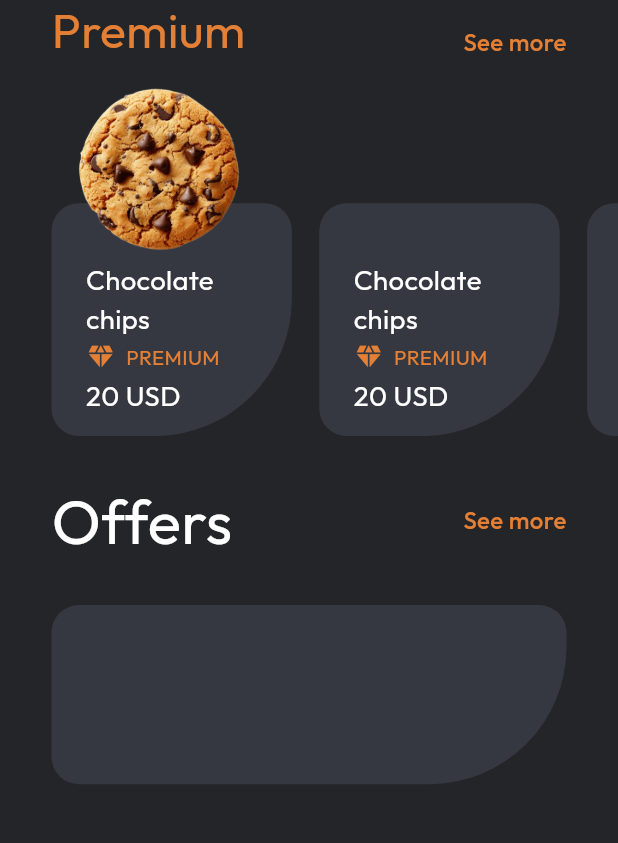
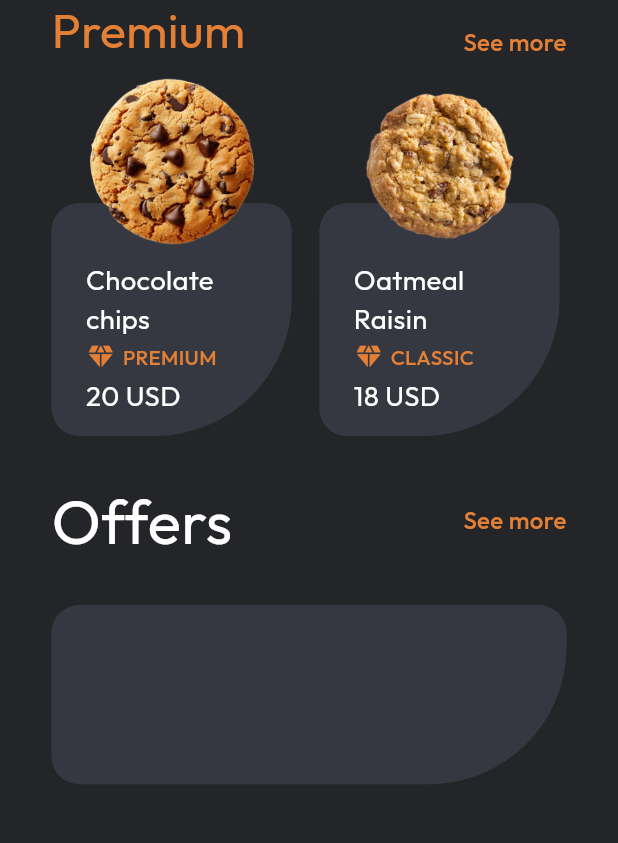
Before and after one commit to ShahzainAhmed/Cookies_App, a Flutter app: the screen it shows after launch, on a phone screen of 412 x 824 dp, the part 295-1138 px from its top. Run offline on Flutter 3.47's test engine with Material 3 defaults, Android fonts, the phone set to English and light mode, and no system bars; our stand-ins replace flutter_screenutil, get, google_fonts.

Commit message:
added cookies

```diff
--- /dev/null
+++ b/lib/models/small_tile_model.dart
@@ -0,0 +1,36 @@
+import 'package:coffee_app/resources/app_assets.dart';
+
+class SmallTileModel {
+  final String title;
+  final String category;
+  final String price;
+  final String image;
+
+  SmallTileModel({
+    required this.title,
+    required this.category,
+    required this.price,
+    required this.image,
+  });
+}
+
+List smallTilesList = [
+  SmallTileModel(
+    title: "Chocolate chips",
+    category: "PREMIUM",
+    price: "20 USD",
+    image: AppAssets.kCookie1,
+  ),
+  SmallTileModel(
+    title: "Oatmeal Raisin",
+    category: "CLASSIC",
+    price: "18 USD",
+    image: AppAssets.kCookie2,
+  ),
+  SmallTileModel(
+    title: "Chocolate chips",
+    category: "PREMIUM",
+    price: "20 USD",
+    image: AppAssets.kCookie1,
+  ),
+];
--- a/lib/views/home/home_screen.dart
+++ b/lib/views/home/home_screen.dart
@@ -1,3 +1,4 @@
+import 'package:coffee_app/models/small_tile_model.dart';
 import 'package:coffee_app/resources/app_assets.dart';
 import 'package:coffee_app/resources/app_colors.dart';
 import 'package:coffee_app/resources/app_typography.dart';
@@ -72,25 +73,16 @@ class HomeScreen extends StatelessWidget {
           SizedBox(height: 80.h),
           SizedBox(
             height: 130.h,
-            child: Stack(
-              clipBehavior: Clip.none,
-              children: [
-                ListView.separated(
-                  itemCount: 4,
+            child: ListView.separated(
+              // itemCount: smallTilesList.length,
+              itemCount: 2,
               padding: EdgeInsets.symmetric(horizontal: 30.w),
               physics: const BouncingScrollPhysics(),
               scrollDirection: Axis.horizontal,
               separatorBuilder: (context, index) => SizedBox(width: 16.w),
               itemBuilder: (context, index) {
-                    return const SmallTile();
+                return SmallTile(smallTileModel: smallTilesList[index]);
               },
-                ),
-                Positioned(
-                  top: -80,
-                  left: 50,
-                  child: Image.asset(AppAssets.kCookie1, scale: 3.5),
-                )
-              ],
             ),
           ),
           SizedBox(height: 30.h),
--- a/lib/views/home/widgets/small_tile.dart
+++ b/lib/views/home/widgets/small_tile.dart
@@ -1,3 +1,4 @@
+import 'package:coffee_app/models/small_tile_model.dart';
 import 'package:coffee_app/resources/app_assets.dart';
 import 'package:coffee_app/resources/app_colors.dart';
 import 'package:coffee_app/resources/app_typography.dart';
@@ -5,15 +6,16 @@ import 'package:flutter/material.dart';
 import 'package:flutter_screenutil/flutter_screenutil.dart';
 
 class SmallTile extends StatelessWidget {
-  const SmallTile({super.key});
+  final SmallTileModel smallTileModel;
+  const SmallTile({super.key, required this.smallTileModel});
 
   @override
   Widget build(BuildContext context) {
     return Container(
+      height: 130.h,
+      width: 140.w,
       padding:
           EdgeInsets.only(left: 20.w, right: 20.w, top: 30.h, bottom: 10.h),
-      height: 130.h,
-      width: 140.w,
       decoration: BoxDecoration(
         color: AppColors.kGreyColor,
         borderRadius: BorderRadius.only(
@@ -23,14 +25,17 @@ class SmallTile extends StatelessWidget {
           bottomLeft: Radius.circular(16.r),
         ),
       ),
-      child: Column(
+      child: Stack(
+        clipBehavior: Clip.none,
+        children: [
+          Column(
             mainAxisAlignment: MainAxisAlignment.spaceEvenly,
             crossAxisAlignment: CrossAxisAlignment.start,
             children: [
               Text(
-            "Chocolate chips",
-            style:
-                AppTypography.kLight16.copyWith(color: AppColors.kWhiteColor),
+                smallTileModel.title,
+                style: AppTypography.kLight16
+                    .copyWith(color: AppColors.kWhiteColor),
               ),
               Row(
                 children: [
@@ -39,20 +44,28 @@ class SmallTile extends StatelessWidget {
                     color: AppColors.kOrangeColor,
                     size: 20,
                   ),
-              SizedBox(width: 6.w),
+                  SizedBox(width: 4.w),
                   Text(
-                "PREMIUM",
-                style: AppTypography.kLight12.copyWith(
+                    smallTileModel.category,
+                    style: AppTypography.kMedium12.copyWith(
                       color: AppColors.kOrangeColor,
                     ),
                   ),
                 ],
               ),
               Text(
-            "20 USD",
-            style:
-                AppTypography.kLight16.copyWith(color: AppColors.kWhiteColor),
+                smallTileModel.price,
+                style: AppTypography.kLight16
+                    .copyWith(color: AppColors.kWhiteColor),
               ),
+            ],
+          ),
+          Positioned(
+            left: 0,
+            right: 0,
+            bottom: 110,
+            child: Image.asset(smallTileModel.image, scale: 3.1),
+          )
         ],
       ),
     );
```
Also changed, not shown: 23 other files. Lines whose indentation alone changed are shown as unchanged.
